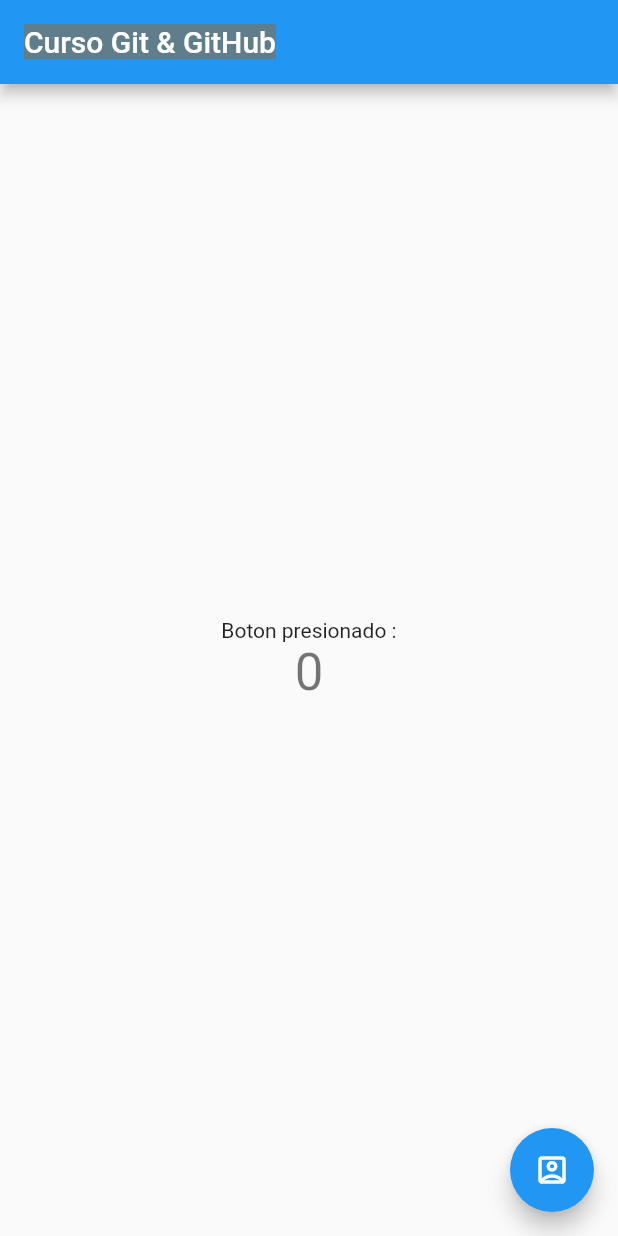
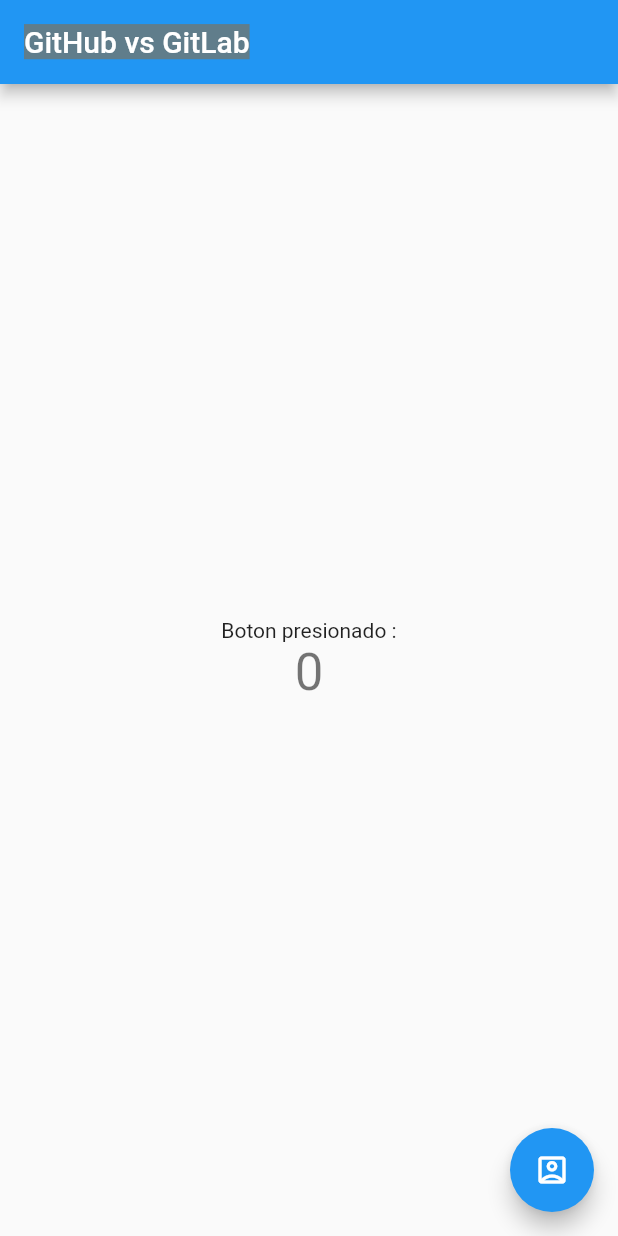
Before and after one commit to spartanfenix/Git_GitHub, a Flutter app: the screen it shows after launch, on a phone screen of 412 x 824 dp. Run offline on Flutter 3.47's test engine with Material 2 defaults, Android fonts, the phone set to English and light mode, and no system bars.

Commit message:
se actualizo el titulo (GitHub vs GitLab)

```diff
--- a/lib/main.dart
+++ b/lib/main.dart
@@ -13,7 +13,7 @@ class MyApp extends StatelessWidget {
       theme: ThemeData(
         primarySwatch: Colors.blue,
       ),
-      home: MyHomePage(title: 'Curso Git & GitHub'),
+      home: MyHomePage(title: 'GitHub vs GitLab'),
     );
   }
 }
```
